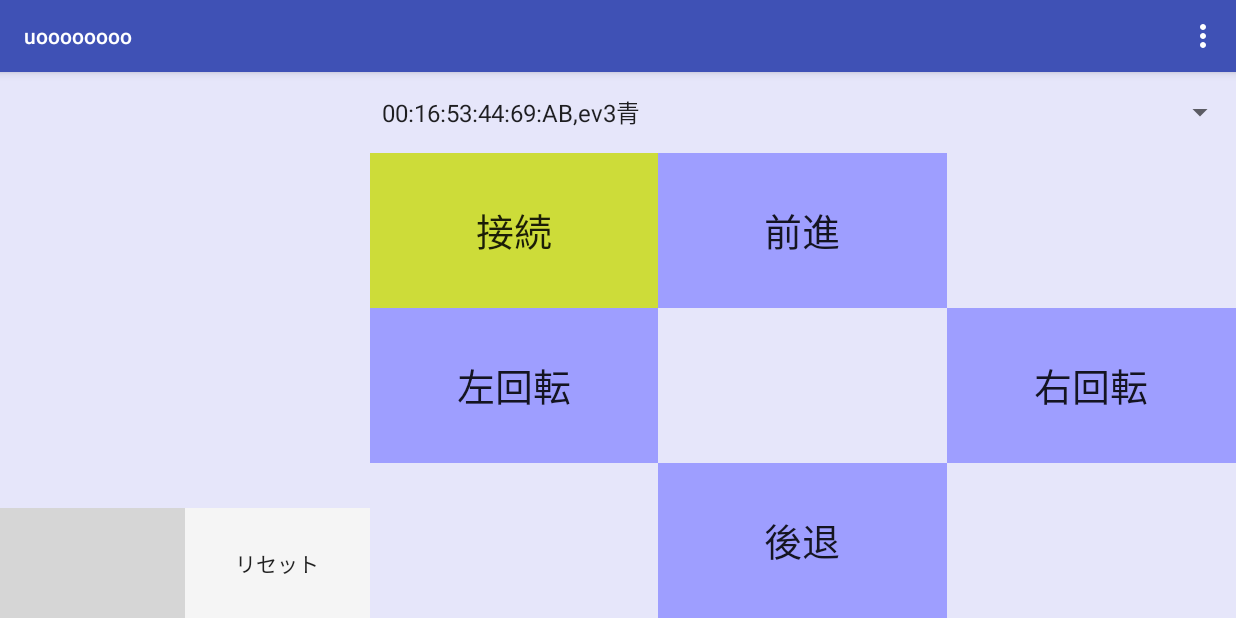
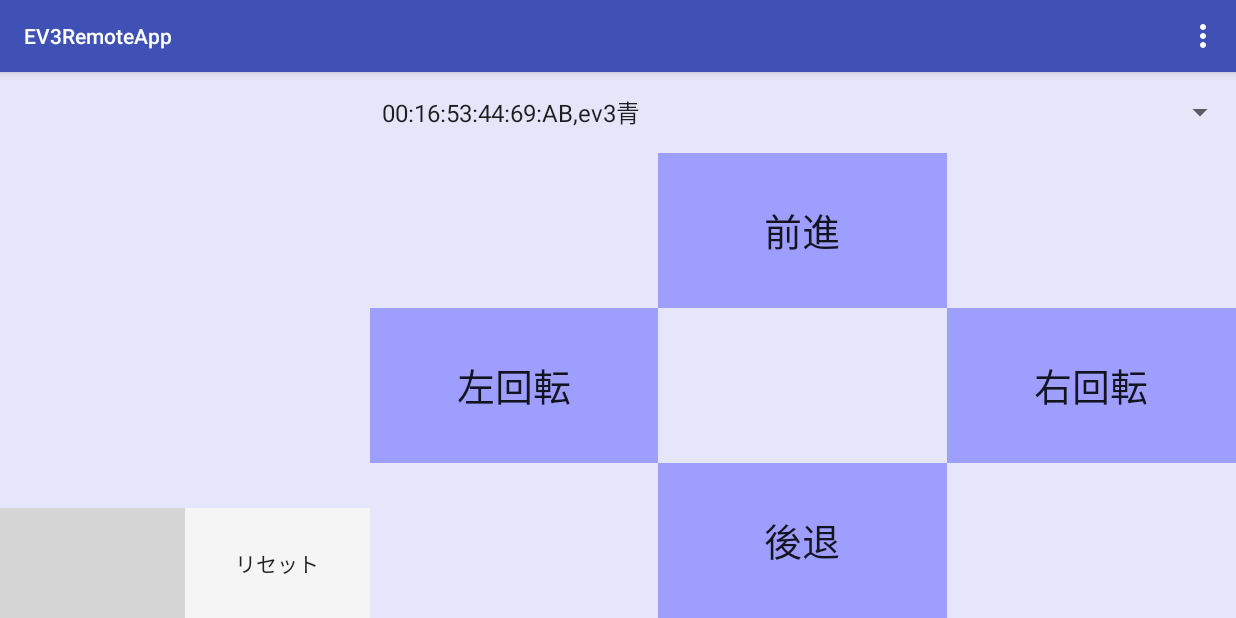
Before and after one commit to y-ogawara/EV3RemoteApp, an Android app: the MainActivity screen opened directly, with no data from a screen before it, on a phone screen of 824 x 412 dp (held sideways). Run offline under Robolectric (Android 15) with nearby library versions, the phone set to English and light mode, and no system bars; grey boxes are pictures that could not be loaded.

Commit message:
接続ボタン、クビ!w

```diff
--- a/app/src/main/java/org/t_robop/y_ogawara/ev3remoteapp/MainActivity.java
+++ b/app/src/main/java/org/t_robop/y_ogawara/ev3remoteapp/MainActivity.java
@@ -128,7 +128,6 @@ public class MainActivity extends AppCompatActivity implements Handler.Callback
         //ボタン・スピナーの関連付け
         com = (Button) findViewById(R.id.com);
         linearLayout=(LinearLayout) findViewById(R.id.rightScreen);
-        connect =(Button)findViewById(R.id.connect);
         front =(Button)findViewById(R.id.front);
         back =(Button)findViewById(R.id.back);
         left =(Button)findViewById(R.id.left);
--- a/app/src/main/res/layout/activity_main.xml
+++ b/app/src/main/res/layout/activity_main.xml
@@ -89,14 +89,7 @@
                     android:layout_weight="1"
                     android:orientation="horizontal">
 
-                    <Button
-                        android:id="@+id/connect"
-                        android:layout_width="match_parent"
-                        android:layout_height="match_parent"
-                        android:background="@drawable/color_connect"
-                        android:onClick="connect"
-                        android:text="接続"
-                        android:textSize="25dp" />
+
                 </LinearLayout>
 
                 <LinearLayout
--- a/app/src/main/res/values/strings.xml
+++ b/app/src/main/res/values/strings.xml
@@ -1,3 +1,3 @@
 <resources>
-    <string name="app_name">uoooooooo</string>
+    <string name="app_name">EV3RemoteApp</string>
 </resources>
```
